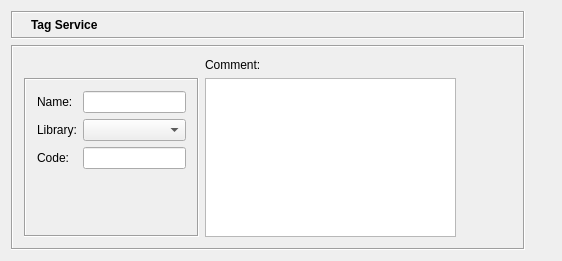
Qt form src/gui/tagservicedialog_q.ui (fwbuilder/fwbuilder) before a commit.
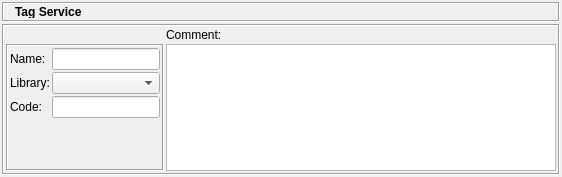
The same form after that commit. Icons and pictures are not drawn.

```diff
--- a/src/gui/tagservicedialog_q.ui
+++ b/src/gui/tagservicedialog_q.ui
@@ -6,18 +6,30 @@
     <x>0</x>
     <y>0</y>
     <width>562</width>
-    <height>261</height>
+    <height>177</height>
    </rect>
   </property>
   <property name="windowTitle" >
    <string>Form1</string>
   </property>
   <layout class="QGridLayout" >
-   <property name="margin" >
-    <number>11</number>
+   <property name="leftMargin" >
+    <number>2</number>
    </property>
-   <property name="spacing" >
-    <number>6</number>
+   <property name="topMargin" >
+    <number>2</number>
+   </property>
+   <property name="rightMargin" >
+    <number>2</number>
+   </property>
+   <property name="bottomMargin" >
+    <number>2</number>
+   </property>
+   <property name="horizontalSpacing" >
+    <number>2</number>
+   </property>
+   <property name="verticalSpacing" >
+    <number>2</number>
    </property>
    <item row="0" column="0" >
     <layout class="QVBoxLayout" >
@@ -25,18 +37,34 @@
       <number>0</number>
      </property>
      <property name="spacing" >
-      <number>6</number>
+      <number>2</number>
+     </property>
+     <property name="leftMargin" >
+      <number>0</number>
+     </property>
+     <property name="topMargin" >
+      <number>0</number>
+     </property>
+     <property name="rightMargin" >
+      <number>0</number>
+     </property>
+     <property name="bottomMargin" >
+      <number>0</number>
      </property>
      <item>
       <widget class="QFrame" name="frame3" >
        <property name="sizePolicy" >
-        <sizepolicy>
-         <hsizetype>5</hsizetype>
-         <vsizetype>0</vsizetype>
+        <sizepolicy vsizetype="Fixed" hsizetype="Preferred" >
          <horstretch>0</horstretch>
          <verstretch>0</verstretch>
         </sizepolicy>
        </property>
+       <property name="minimumSize" >
+        <size>
+         <width>16</width>
+         <height>20</height>
+        </size>
+       </property>
        <property name="frameShape" >
         <enum>QFrame::Box</enum>
        </property>
@@ -44,11 +72,23 @@
         <enum>QFrame::Sunken</enum>
        </property>
        <layout class="QGridLayout" >
-        <property name="margin" >
-         <number>5</number>
+        <property name="leftMargin" >
+         <number>2</number>
         </property>
-        <property name="spacing" >
-         <number>6</number>
+        <property name="topMargin" >
+         <number>2</number>
+        </property>
+        <property name="rightMargin" >
+         <number>2</number>
+        </property>
+        <property name="bottomMargin" >
+         <number>2</number>
+        </property>
+        <property name="horizontalSpacing" >
+         <number>2</number>
+        </property>
+        <property name="verticalSpacing" >
+         <number>2</number>
         </property>
         <item row="0" column="1" >
          <widget class="QLabel" name="editorTitle" >
@@ -69,9 +109,7 @@
         <item row="0" column="0" >
          <widget class="QLabel" name="pixmapLabel1" >
           <property name="sizePolicy" >
-           <sizepolicy>
-            <hsizetype>0</hsizetype>
-            <vsizetype>0</vsizetype>
+           <sizepolicy vsizetype="Fixed" hsizetype="Fixed" >
             <horstretch>0</horstretch>
             <verstretch>0</verstretch>
            </sizepolicy>
@@ -99,18 +137,28 @@
         <enum>QFrame::Sunken</enum>
        </property>
        <layout class="QGridLayout" >
-        <property name="margin" >
-         <number>11</number>
+        <property name="leftMargin" >
+         <number>2</number>
         </property>
-        <property name="spacing" >
-         <number>6</number>
+        <property name="topMargin" >
+         <number>2</number>
+        </property>
+        <property name="rightMargin" >
+         <number>2</number>
+        </property>
+        <property name="bottomMargin" >
+         <number>2</number>
+        </property>
+        <property name="horizontalSpacing" >
+         <number>2</number>
+        </property>
+        <property name="verticalSpacing" >
+         <number>2</number>
         </property>
         <item row="1" column="1" >
          <widget class="QTextEdit" name="comment" >
           <property name="sizePolicy" >
-           <sizepolicy>
-            <hsizetype>7</hsizetype>
-            <vsizetype>7</vsizetype>
+           <sizepolicy vsizetype="Expanding" hsizetype="Expanding" >
             <horstretch>0</horstretch>
             <verstretch>100</verstretch>
            </sizepolicy>
@@ -130,22 +178,6 @@
           </property>
          </widget>
         </item>
-        <item row="1" column="2" >
-         <spacer>
-          <property name="orientation" >
-           <enum>Qt::Horizontal</enum>
-          </property>
-          <property name="sizeType" >
-           <enum>QSizePolicy::Expanding</enum>
-          </property>
-          <property name="sizeHint" >
-           <size>
-            <width>61</width>
-            <height>20</height>
-           </size>
-          </property>
-         </spacer>
-        </item>
         <item row="1" column="0" >
          <widget class="QFrame" name="frame39" >
           <property name="frameShape" >
@@ -155,11 +187,23 @@
            <enum>QFrame::Sunken</enum>
           </property>
           <layout class="QGridLayout" >
-           <property name="margin" >
-            <number>11</number>
+           <property name="leftMargin" >
+            <number>2</number>
            </property>
-           <property name="spacing" >
-            <number>6</number>
+           <property name="topMargin" >
+            <number>2</number>
+           </property>
+           <property name="rightMargin" >
+            <number>2</number>
+           </property>
+           <property name="bottomMargin" >
+            <number>2</number>
+           </property>
+           <property name="horizontalSpacing" >
+            <number>2</number>
+           </property>
+           <property name="verticalSpacing" >
+            <number>2</number>
            </property>
            <item row="3" column="1" >
             <spacer>
@@ -167,12 +211,12 @@
               <enum>Qt::Vertical</enum>
              </property>
              <property name="sizeType" >
-              <enum>QSizePolicy::Expanding</enum>
+              <enum>QSizePolicy::MinimumExpanding</enum>
              </property>
              <property name="sizeHint" >
               <size>
                <width>20</width>
-               <height>30</height>
+               <height>0</height>
               </size>
              </property>
             </spacer>
@@ -180,9 +224,7 @@
            <item row="1" column="1" >
             <widget class="QComboBox" name="libs" >
              <property name="sizePolicy" >
-              <sizepolicy>
-               <hsizetype>5</hsizetype>
-               <vsizetype>0</vsizetype>
+              <sizepolicy vsizetype="Fixed" hsizetype="Preferred" >
                <horstretch>0</horstretch>
                <verstretch>0</verstretch>
               </sizepolicy>
@@ -202,9 +244,7 @@
            <item row="0" column="1" >
             <widget class="QLineEdit" name="obj_name" >
              <property name="sizePolicy" >
-              <sizepolicy>
-               <hsizetype>5</hsizetype>
-               <vsizetype>0</vsizetype>
+              <sizepolicy vsizetype="Fixed" hsizetype="Preferred" >
                <horstretch>0</horstretch>
                <verstretch>0</verstretch>
               </sizepolicy>
@@ -234,9 +274,7 @@
            <item row="2" column="1" >
             <widget class="QLineEdit" name="tagcode" >
              <property name="sizePolicy" >
-              <sizepolicy>
-               <hsizetype>5</hsizetype>
-               <vsizetype>0</vsizetype>
+              <sizepolicy vsizetype="Fixed" hsizetype="Preferred" >
                <horstretch>0</horstretch>
                <verstretch>0</verstretch>
               </sizepolicy>
@@ -251,25 +289,9 @@
      </item>
     </layout>
    </item>
-   <item row="0" column="1" >
-    <spacer>
-     <property name="orientation" >
-      <enum>Qt::Horizontal</enum>
-     </property>
-     <property name="sizeType" >
-      <enum>QSizePolicy::Expanding</enum>
-     </property>
-     <property name="sizeHint" >
-      <size>
-       <width>40</width>
-       <height>20</height>
-      </size>
-     </property>
-    </spacer>
-   </item>
   </layout>
  </widget>
- <layoutdefault spacing="6" margin="11" />
+ <layoutdefault spacing="2" margin="2" />
  <tabstops>
   <tabstop>obj_name</tabstop>
   <tabstop>libs</tabstop>
```
Left out of the diff: 3 changed lines with no effect on the pictures.
